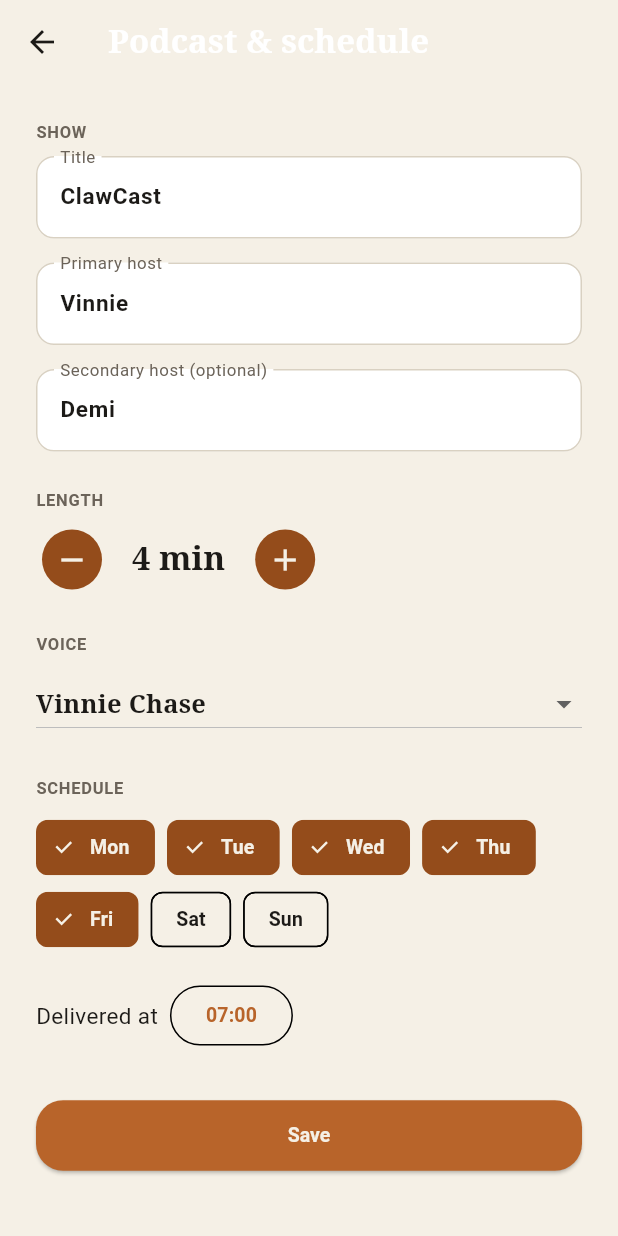
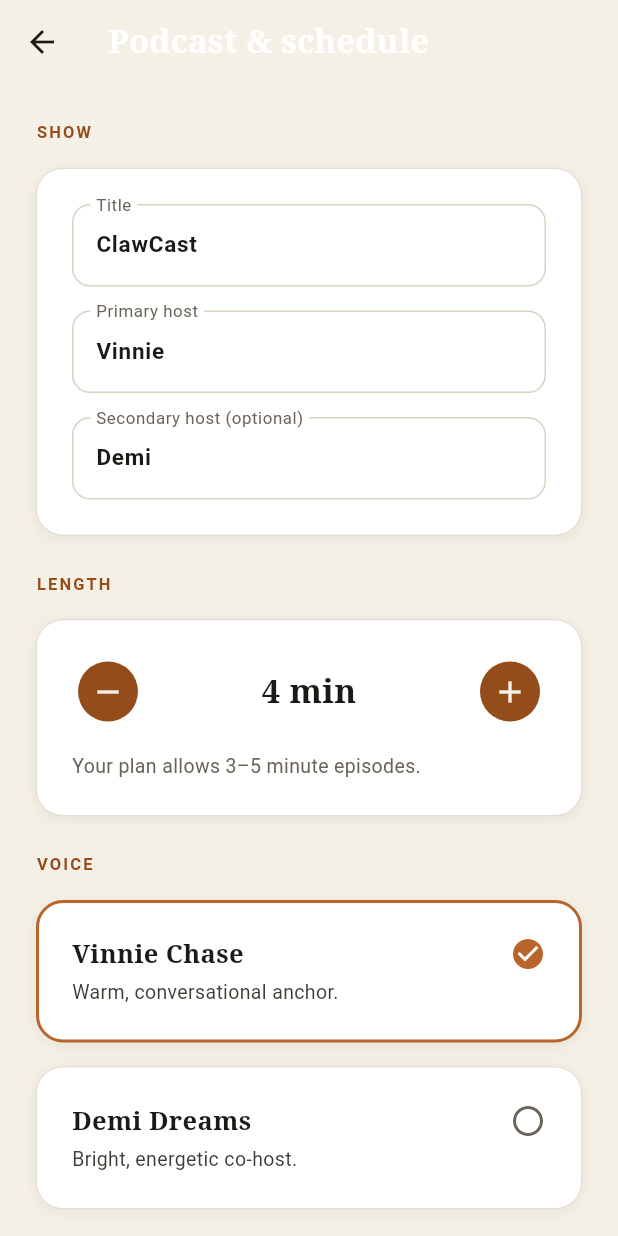
Before and after one commit to TheAntelope/Newsletter-pod, a Flutter app: the PodcastSetupScreen screen opened directly, after a tap on the "remove" icon, on a phone screen of 412 x 824 dp. Run offline on Flutter 3.47's test engine with Material 3 defaults, Android fonts, the phone set to English and light mode, and no system bars; accounts and stored records are empty.

Commit message:
feat(flutter): podcast setup at parity (voice cards, day-circle schedule)
Rebuild PodcastSetup on the component kit: editorial Show/Length/Voice/Schedule
sections, a stepper length control, VoiceChoiceCards replacing the plain voice
dropdown, and a day-circle schedule editor with a delivery-time picker plus a
read-only cutoff line (the schedule endpoint doesn't accept a cutoff). Extract a
shared DayToggle widget and reuse it in onboarding.

analyze clean, 22 tests green.

Co-Authored-By: Claude Opus 4.8 <noreply@anthropic.com>

```diff
--- a/flutter/lib/screens/onboarding_screen.dart
+++ b/flutter/lib/screens/onboarding_screen.dart
@@ -3,6 +3,7 @@ import 'package:flutter/material.dart';
 import '../api/models.dart';
 import '../design_tokens.dart';
 import '../state/app_state.dart';
+import '../widgets/day_toggle.dart';
 import '../widgets/editorial.dart';
 import '../widgets/onboarding_progress_dots.dart';
 import '../widgets/voice_choice_card.dart';
@@ -259,7 +260,7 @@ class _OnboardingScreenState extends State<OnboardingScreen> {
           mainAxisAlignment: MainAxisAlignment.spaceBetween,
           children: [
             for (final day in _weekdays)
-              _DayToggle(
+              DayToggle(
                 initial: day.$2,
                 selected: _selectedDays.contains(day.$1),
                 onTap: () => setState(() {
@@ -327,44 +328,6 @@ class _OnboardingScreenState extends State<OnboardingScreen> {
 
   String _formatTime(TimeOfDay t) =>
       '${t.hour.toString().padLeft(2, '0')}:${t.minute.toString().padLeft(2, '0')}';
-}
-
-class _DayToggle extends StatelessWidget {
-  const _DayToggle({
-    required this.initial,
-    required this.selected,
-    required this.onTap,
-  });
-
-  final String initial;
-  final bool selected;
-  final VoidCallback onTap;
-
-  @override
-  Widget build(BuildContext context) {
-    return GestureDetector(
-      onTap: onTap,
-      child: Container(
-        width: 36,
-        height: 36,
-        alignment: Alignment.center,
-        decoration: BoxDecoration(
-          shape: BoxShape.circle,
-          color: selected ? DesignTokens.colorAmber : Colors.transparent,
-          border: Border.all(
-            color: selected ? DesignTokens.colorAmber : DesignTokens.colorRule,
-            width: 1.5,
-          ),
-        ),
-        child: Text(
-          initial,
-          style: DesignTokens.typographySubtitle.copyWith(
-            color: selected ? Colors.white : DesignTokens.colorInk,
-          ),
-        ),
-      ),
-    );
-  }
 }
 
 class _WelcomePoints extends StatelessWidget {
--- a/flutter/lib/screens/podcast_setup_screen.dart
+++ b/flutter/lib/screens/podcast_setup_screen.dart
@@ -3,15 +3,20 @@ import 'package:flutter/material.dart';
 import '../api/models.dart';
 import '../design_tokens.dart';
 import '../state/app_state.dart';
+import '../widgets/day_toggle.dart';
+import '../widgets/editorial.dart';
+import '../widgets/voice_choice_card.dart';
 
 const _weekdayOptions = [
-  ('mon', 'Mon'), ('tue', 'Tue'), ('wed', 'Wed'), ('thu', 'Thu'),
-  ('fri', 'Fri'), ('sat', 'Sat'), ('sun', 'Sun'),
+  ('mon', 'M'), ('tue', 'T'), ('wed', 'W'), ('thu', 'T'), //
+  ('fri', 'F'), ('sat', 'S'), ('sun', 'S'),
 ];
 
-/// Podcast setup + schedule editor. Loads the current config, schedule and voice
-/// catalog, lets the user edit the common fields, and saves via updatePodcastConfig
-/// + updateSchedule (carrying over the untouched profile fields).
+/// Podcast setup + schedule editor. Editorial rebuild of the iOS `PodcastSetupView`
+/// + `ScheduleSection`: show fields, a stepper length control, VoiceChoiceCards
+/// (replacing the plain dropdown), and a day-circle schedule editor with a
+/// delivery-time picker and a read-only cutoff line. Saves via updatePodcastConfig
+/// + updateSchedule, carrying over the untouched profile fields.
 class PodcastSetupScreen extends StatefulWidget {
   const PodcastSetupScreen({super.key});
 
@@ -33,6 +38,7 @@ class _PodcastSetupScreenState extends State<PodcastSetupScreen> {
   String? _voiceId;
   final Set<String> _weekdays = {};
   String _localTime = '07:00';
+  String _cutoffTime = '23:00';
   String _timezone = 'UTC';
 
   PodcastProfileDto? _loadedProfile;
@@ -70,6 +76,7 @@ class _PodcastSetupScreenState extends State<PodcastSetupScreen> {
           ..clear()
           ..addAll(s.weekdays);
         _localTime = s.localTime;
+        _cutoffTime = s.cutoffTime;
         _timezone = s.timezone;
         _loading = false;
       });
@@ -144,8 +151,7 @@ class _PodcastSetupScreenState extends State<PodcastSetupScreen> {
           .showSnackBar(const SnackBar(content: Text('Saved')));
     } catch (e) {
       if (!mounted) return;
-      ScaffoldMessenger.of(context)
-          .showSnackBar(SnackBar(content: Text('$e')));
+      ScaffoldMessenger.of(context).showSnackBar(SnackBar(content: Text('$e')));
     } finally {
       if (mounted) setState(() => _saving = false);
     }
@@ -153,7 +159,6 @@ class _PodcastSetupScreenState extends State<PodcastSetupScreen> {
 
   @override
   Widget build(BuildContext context) {
-    final text = Theme.of(context).textTheme;
     return Scaffold(
       appBar: AppBar(title: const Text('Podcast & schedule')),
       body: SafeArea(
@@ -161,43 +166,43 @@ class _PodcastSetupScreenState extends State<PodcastSetupScreen> {
             ? const Center(child: CircularProgressIndicator())
             : _error != null
                 ? Center(child: Text(_error!))
-                : _buildForm(text),
+                : _buildForm(),
       ),
     );
   }
 
-  Widget _buildForm(TextTheme text) {
+  Widget _buildForm() {
     final ent = _entitlements;
     final minM = ent?.minDurationMinutes ?? 3;
     final maxM = ent?.maxDurationMinutes ?? 5;
 
-    Widget label(String s) => Padding(
-          padding: const EdgeInsets.only(bottom: DesignTokens.spacingS),
-          child: Text(s,
-              style: text.labelSmall?.copyWith(color: DesignTokens.colorMuted)),
-        );
-
     return ListView(
       padding: const EdgeInsets.all(DesignTokens.spacingL),
       children: [
-        label('SHOW'),
+        const MetaLabel('Show'),
+        const SizedBox(height: DesignTokens.spacingM),
+        EditorialCard(
+          children: [
             TextField(
               controller: _titleController,
               decoration: const InputDecoration(labelText: 'Title'),
             ),
-        const SizedBox(height: DesignTokens.spacingM),
             TextField(
               controller: _hostPrimaryController,
               decoration: const InputDecoration(labelText: 'Primary host'),
             ),
-        const SizedBox(height: DesignTokens.spacingM),
             TextField(
               controller: _hostSecondaryController,
               decoration:
                   const InputDecoration(labelText: 'Secondary host (optional)'),
             ),
+          ],
+        ),
         const SizedBox(height: DesignTokens.spacingL),
-        label('LENGTH'),
+        const MetaLabel('Length'),
+        const SizedBox(height: DesignTokens.spacingM),
+        EditorialCard(
+          children: [
             Row(
               children: [
                 IconButton.filledTonal(
@@ -206,9 +211,15 @@ class _PodcastSetupScreenState extends State<PodcastSetupScreen> {
                       : null,
                   icon: const Icon(Icons.remove),
                 ),
-            const SizedBox(width: DesignTokens.spacingM),
-            Text('$_durationMinutes min', style: text.titleLarge),
-            const SizedBox(width: DesignTokens.spacingM),
+                Expanded(
+                  child: Center(
+                    child: Text(
+                      '$_durationMinutes min',
+                      style: DesignTokens.typographyTitle
+                          .copyWith(color: DesignTokens.colorInk),
+                    ),
+                  ),
+                ),
                 IconButton.filledTonal(
                   onPressed: _durationMinutes < maxM
                       ? () => setState(() => _durationMinutes++)
@@ -217,58 +228,66 @@ class _PodcastSetupScreenState extends State<PodcastSetupScreen> {
                 ),
               ],
             ),
-        const SizedBox(height: DesignTokens.spacingL),
-        label('VOICE'),
-        DropdownButton<String?>(
-          value: _voiceId,
-          isExpanded: true,
-          items: [
-            const DropdownMenuItem<String?>(value: null, child: Text('Default')),
-            ..._voices.map(
-              (v) => DropdownMenuItem<String?>(value: v.id, child: Text(v.name)),
+            Text(
+              'Your plan allows $minM–$maxM minute episodes.',
+              style: DesignTokens.typographyCallout
+                  .copyWith(color: DesignTokens.colorMuted),
             ),
           ],
-          onChanged: (v) => setState(() => _voiceId = v),
         ),
         const SizedBox(height: DesignTokens.spacingL),
-        label('SCHEDULE'),
-        Wrap(
-          spacing: DesignTokens.spacingS,
-          children: _weekdayOptions.map((opt) {
-            return FilterChip(
-              label: Text(opt.$2),
-              selected: _weekdays.contains(opt.$1),
-              onSelected: (on) => setState(() {
-                if (on) {
-                  _weekdays.add(opt.$1);
-                } else {
-                  _weekdays.remove(opt.$1);
-                }
-              }),
-            );
-          }).toList(),
+        const MetaLabel('Voice'),
+        const SizedBox(height: DesignTokens.spacingM),
+        for (final v in _voices) ...[
+          VoiceChoiceCard(
+            voice: v,
+            selected: _voiceId == v.id,
+            onSelect: () => setState(() => _voiceId = v.id),
           ),
           const SizedBox(height: DesignTokens.spacingM),
+        ],
+        const SizedBox(height: DesignTokens.spacingS),
+        const MetaLabel('Schedule'),
+        const SizedBox(height: DesignTokens.spacingM),
+        EditorialCard(
+          children: [
+            Row(
+              mainAxisAlignment: MainAxisAlignment.spaceBetween,
+              children: [
+                for (final opt in _weekdayOptions)
+                  DayToggle(
+                    initial: opt.$2,
+                    selected: _weekdays.contains(opt.$1),
+                    onTap: () => setState(() {
+                      if (!_weekdays.remove(opt.$1)) _weekdays.add(opt.$1);
+                    }),
+                  ),
+              ],
+            ),
+            const EditorialDivider(),
             Row(
               children: [
-            Text('Delivered at', style: text.bodyMedium),
-            const SizedBox(width: DesignTokens.spacingS),
+                Text(
+                  'Delivered at',
+                  style: DesignTokens.typographyBody
+                      .copyWith(color: DesignTokens.colorInk),
+                ),
+                const Spacer(),
                 OutlinedButton(onPressed: _pickTime, child: Text(_localTime)),
               ],
             ),
+            Text(
+              'Stories must arrive before $_cutoffTime to make that day’s pod.',
+              style: DesignTokens.typographyCallout
+                  .copyWith(color: DesignTokens.colorMuted),
+            ),
+          ],
+        ),
         const SizedBox(height: DesignTokens.spacingXl),
-        SizedBox(
-          width: double.infinity,
-          child: ElevatedButton(
+        AmberButton.filled(
+          label: 'Save',
+          loading: _saving,
           onPressed: _saving ? null : _save,
-            child: _saving
-                ? const SizedBox(
-                    height: 18,
-                    width: 18,
-                    child: CircularProgressIndicator(strokeWidth: 2),
-                  )
-                : const Text('Save'),
-          ),
         ),
       ],
     );
--- /dev/null
+++ b/flutter/lib/widgets/day_toggle.dart
@@ -0,0 +1,45 @@
+import 'package:flutter/material.dart';
+
+import '../design_tokens.dart';
+
+/// A single circular weekday toggle (M/T/W/…) used by the schedule editors.
+/// Filled amber when selected, hairline ring when not — mirrors the iOS
+/// `ScheduleSection` day buttons.
+class DayToggle extends StatelessWidget {
+  const DayToggle({
+    super.key,
+    required this.initial,
+    required this.selected,
+    required this.onTap,
+  });
+
+  final String initial;
+  final bool selected;
+  final VoidCallback onTap;
+
+  @override
+  Widget build(BuildContext context) {
+    return GestureDetector(
+      onTap: onTap,
+      child: Container(
+        width: 36,
+        height: 36,
+        alignment: Alignment.center,
+        decoration: BoxDecoration(
+          shape: BoxShape.circle,
+          color: selected ? DesignTokens.colorAmber : Colors.transparent,
+          border: Border.all(
+            color: selected ? DesignTokens.colorAmber : DesignTokens.colorRule,
+            width: 1.5,
+          ),
+        ),
+        child: Text(
+          initial,
+          style: DesignTokens.typographySubtitle.copyWith(
+            color: selected ? Colors.white : DesignTokens.colorInk,
+          ),
+        ),
+      ),
+    );
+  }
+}
```
Lines whose indentation alone changed are shown as unchanged.
